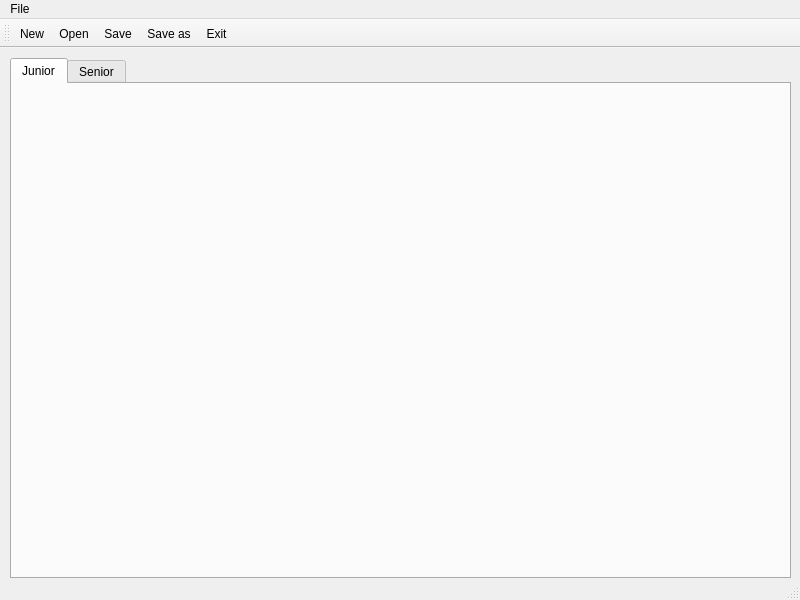
First picture: the form in Starcraft_DB_GUI/mainwindow.ui, repository Sean1127/DBMS_project, before the edit.
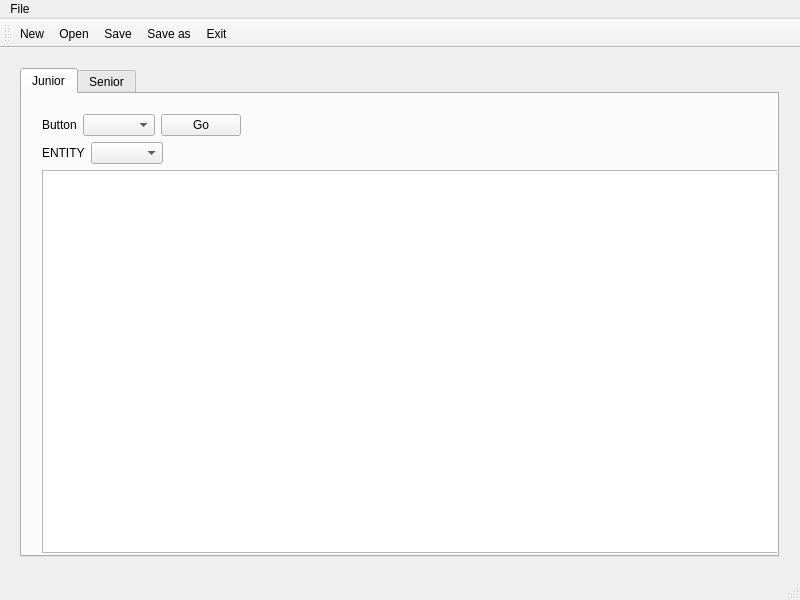
Second picture: the form after the edit. The open tabs and pages were chosen to show the change.

Commit message: Finish SQL command, writing buttons

```diff
--- a/Starcraft_DB_GUI/mainwindow.ui
+++ b/Starcraft_DB_GUI/mainwindow.ui
@@ -14,15 +14,21 @@
    <string>MainWindow</string>
   </property>
   <widget class="QWidget" name="centralWidget">
-   <widget class="QTabWidget" name="tabWidget">
+   <widget class="QWidget" name="verticalLayoutWidget">
     <property name="geometry">
      <rect>
-      <x>10</x>
-      <y>10</y>
+      <x>9</x>
+      <y>9</y>
       <width>781</width>
-      <height>521</height>
+      <height>511</height>
      </rect>
     </property>
+    <layout class="QVBoxLayout" name="centralVLayout">
+     <property name="sizeConstraint">
+      <enum>QLayout::SetDefaultConstraint</enum>
+     </property>
+     <item>
+      <widget class="QTabWidget" name="tabWidget">
     <property name="currentIndex">
      <number>1</number>
     </property>
@@ -30,6 +36,102 @@
      <attribute name="title">
       <string>Junior</string>
      </attribute>
+        <widget class="QWidget" name="verticalLayoutWidget_2">
+         <property name="geometry">
+          <rect>
+           <x>9</x>
+           <y>9</y>
+           <width>761</width>
+           <height>461</height>
+          </rect>
+         </property>
+         <layout class="QVBoxLayout" name="verticalLayout_1">
+          <item>
+           <layout class="QHBoxLayout" name="horizontalLayout">
+            <item>
+             <widget class="QLabel" name="label_2">
+              <property name="text">
+               <string>Button</string>
+              </property>
+             </widget>
+            </item>
+            <item>
+             <widget class="QComboBox" name="comboBox_2">
+              <property name="maximumSize">
+               <size>
+                <width>86</width>
+                <height>16777215</height>
+               </size>
+              </property>
+              <property name="sizeAdjustPolicy">
+               <enum>QComboBox::AdjustToContents</enum>
+              </property>
+             </widget>
+            </item>
+            <item>
+             <widget class="QPushButton" name="pushButton">
+              <property name="text">
+               <string>Go</string>
+              </property>
+             </widget>
+            </item>
+            <item>
+             <spacer name="horizontalSpacer_3">
+              <property name="orientation">
+               <enum>Qt::Horizontal</enum>
+              </property>
+              <property name="sizeHint" stdset="0">
+               <size>
+                <width>40</width>
+                <height>20</height>
+               </size>
+              </property>
+             </spacer>
+            </item>
+           </layout>
+          </item>
+          <item>
+           <layout class="QHBoxLayout" name="horizontalLayout_1">
+            <item>
+             <widget class="QLabel" name="label">
+              <property name="text">
+               <string>ENTITY</string>
+              </property>
+             </widget>
+            </item>
+            <item>
+             <widget class="QComboBox" name="comboBox">
+              <property name="maximumSize">
+               <size>
+                <width>86</width>
+                <height>16777215</height>
+               </size>
+              </property>
+              <property name="sizeAdjustPolicy">
+               <enum>QComboBox::AdjustToContents</enum>
+              </property>
+             </widget>
+            </item>
+            <item>
+             <spacer name="horizontalSpacer_4">
+              <property name="orientation">
+               <enum>Qt::Horizontal</enum>
+              </property>
+              <property name="sizeHint" stdset="0">
+               <size>
+                <width>40</width>
+                <height>20</height>
+               </size>
+              </property>
+             </spacer>
+            </item>
+           </layout>
+          </item>
+          <item>
+           <widget class="QTableView" name="tableView_1"/>
+          </item>
+         </layout>
+        </widget>
     </widget>
     <widget class="QWidget" name="tab_2">
      <attribute name="title">
@@ -45,18 +147,15 @@
        </rect>
       </property>
       <layout class="QGridLayout" name="gridLayout">
-       <item row="1" column="0">
-        <layout class="QHBoxLayout" name="horizontalLayout"/>
-       </item>
        <item row="3" column="0">
-        <widget class="QLabel" name="label">
+           <widget class="QLabel" name="label_3">
          <property name="text">
           <string>Result</string>
          </property>
         </widget>
        </item>
        <item row="0" column="0">
-        <widget class="QLabel" name="label_2">
+           <widget class="QLabel" name="label_1">
          <property name="text">
           <string>SQL</string>
          </property>
@@ -84,7 +183,7 @@
           </spacer>
          </item>
          <item>
-          <widget class="QPushButton" name="pushButton">
+             <widget class="QPushButton" name="pushButton_2">
            <property name="text">
             <string>Query</string>
            </property>
@@ -158,6 +257,9 @@
       </layout>
      </widget>
     </widget>
+      </widget>
+     </item>
+    </layout>
    </widget>
   </widget>
   <widget class="QMenuBar" name="menuBar">
```
Left out of the diff: 25 changed lines with no effect on the pictures. Lines whose indentation alone changed are shown as unchanged. The commit also changes 2 other files.
